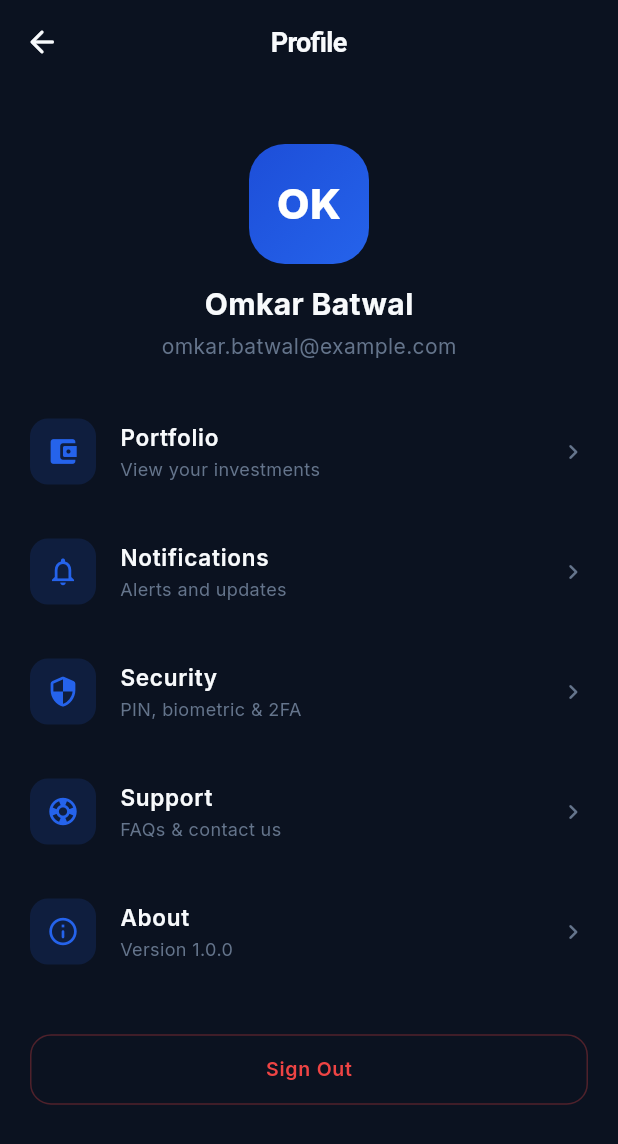
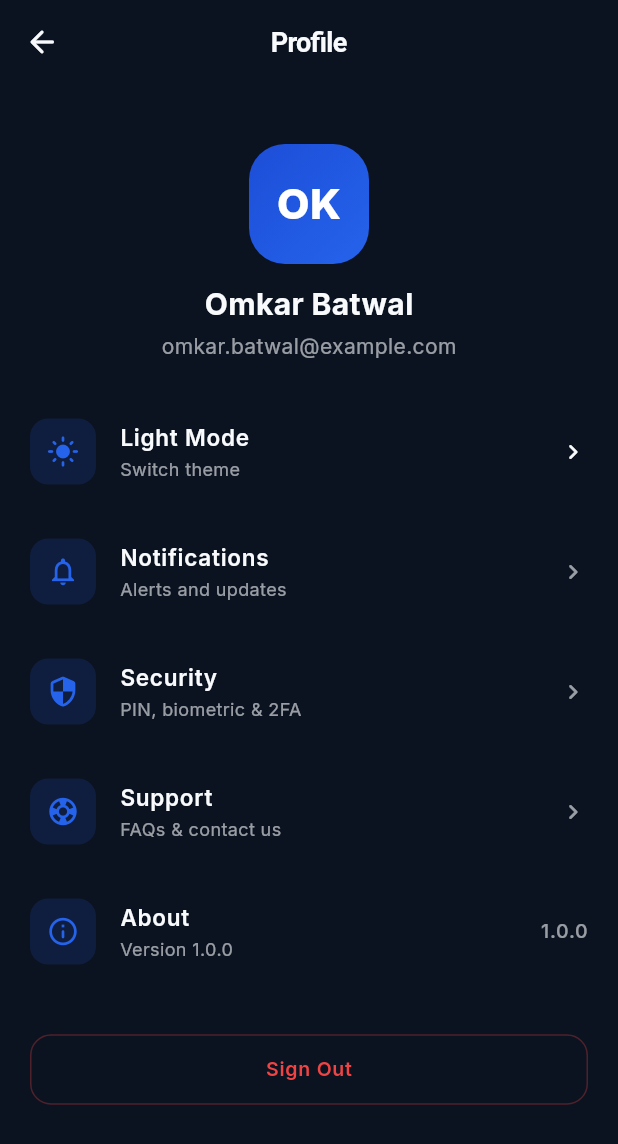
Before and after one commit to OK45batwal/FINSWITCH, a Flutter app: the ProfileScreen screen opened by its route, on a phone screen of 412 x 824 dp. Shown: the top 1144 px of the screen. Run offline on Flutter 3.47's test engine with Material 3 defaults, Android fonts, the phone set to English and light mode, and no system bars; our stand-ins replace fl_chart, go_router, google_fonts; network calls fail.

Commit message:
Premium website rebuild + Flutter dark/light theme + smooth transitions
Website:
- Complete redesign with dark/light theme toggle (CSS custom properties)
- Premium landing page with animated phone mockup, floating cards
- Scroll-triggered fade-in animations on feature cards
- Number counter animations for stats section
- Integrated AI chat box with live backend connection
- Responsive breakpoints for mobile/tablet/desktop

Flutter App:
- Dark/light theme toggle via ValueNotifier (Profile screen)
- Both themes defined with proper colorScheme, inputs, nav bar
- Custom page transitions (slide + fade) via GoRouter CustomTransitionPage
- All screens use Theme.of(context) for dynamic colors
- Replaced hardcoded AppTheme.text/muted/card with context-aware methods
- Built APK (debug)

```diff
--- a/flutter_app/lib/app/app.dart
+++ b/flutter_app/lib/app/app.dart
@@ -1,17 +1,49 @@
 import 'package:flutter/material.dart';
 import 'config/theme.dart';
 import 'config/router.dart';
+import '../features/profile/presentation/profile_screen.dart';
 
 class FinSwitchApp extends StatelessWidget {
   const FinSwitchApp({super.key});
 
   @override
   Widget build(BuildContext context) {
-    return MaterialApp.router(
-      title: 'FinSwitch',
-      debugShowCheckedModeBanner: false,
-      theme: AppTheme.darkTheme,
-      routerConfig: AppRouter.router,
+    return _AppWithTheme();
+  }
+}
+
+class _AppWithTheme extends StatefulWidget {
+  @override
+  State<_AppWithTheme> createState() => _AppWithThemeState();
+}
+
+class _AppWithThemeState extends State<_AppWithTheme> {
+  @override
+  void initState() {
+    super.initState();
+    themeNotifier.addListener(_onThemeChange);
+  }
+
+  @override
+  void dispose() {
+    themeNotifier.removeListener(_onThemeChange);
+    super.dispose();
+  }
+
+  void _onThemeChange() => setState(() {});
+
+  @override
+  Widget build(BuildContext context) {
+    return ValueListenableBuilder(
+      valueListenable: themeNotifier,
+      builder: (_, mode, __) => MaterialApp.router(
+        title: 'FinSwitch',
+        debugShowCheckedModeBanner: false,
+        theme: AppTheme.lightTheme,
+        darkTheme: AppTheme.darkTheme,
+        themeMode: mode,
+        routerConfig: AppRouter.router(),
+      ),
     );
   }
 }
--- a/flutter_app/lib/app/config/router.dart
+++ b/flutter_app/lib/app/config/router.dart
@@ -12,7 +12,8 @@ final _rootNavigatorKey = GlobalKey<NavigatorState>();
 final _shellNavigatorKey = GlobalKey<NavigatorState>();
 
 class AppRouter {
-  static final router = GoRouter(
+  static GoRouter router() {
+    return GoRouter(
       navigatorKey: _rootNavigatorKey,
       initialLocation: '/home',
       routes: [
@@ -20,11 +21,11 @@ class AppRouter {
           navigatorKey: _shellNavigatorKey,
           builder: (context, state, child) => AppShell(child: child),
           routes: [
-          GoRoute(path: '/home', builder: (_, __) => const HomeScreen()),
-          GoRoute(path: '/markets', builder: (_, __) => const MarketsScreen()),
-          GoRoute(path: '/news', builder: (_, __) => const NewsScreen()),
-          GoRoute(path: '/ai', builder: (_, __) => const AIScreen()),
-          GoRoute(path: '/portfolio', builder: (_, __) => const PortfolioScreen()),
+            GoRoute(path: '/home', pageBuilder: (_, __) => _slidePage(const HomeScreen())),
+            GoRoute(path: '/markets', pageBuilder: (_, __) => _slidePage(const MarketsScreen())),
+            GoRoute(path: '/news', pageBuilder: (_, __) => _slidePage(const NewsScreen())),
+            GoRoute(path: '/ai', pageBuilder: (_, __) => _slidePage(const AIScreen())),
+            GoRoute(path: '/portfolio', pageBuilder: (_, __) => _slidePage(const PortfolioScreen())),
           ],
         ),
         GoRoute(
@@ -35,10 +36,28 @@ class AppRouter {
         GoRoute(
           path: '/profile',
           parentNavigatorKey: _rootNavigatorKey,
-        builder: (_, __) => const ProfileScreen(),
+          pageBuilder: (_, __) => _slidePage(const ProfileScreen(), fromRight: true),
         ),
       ],
     );
+  }
+
+  static Page _slidePage(Widget child, {bool fromRight = false}) {
+    return CustomTransitionPage(
+      key: ValueKey(child.runtimeType),
+      child: child,
+      transitionsBuilder: (_, animation, __, child) {
+        if (fromRight) {
+          return SlideTransition(
+            position: Tween<Offset>(begin: const Offset(0.15, 0), end: Offset.zero).animate(CurvedAnimation(parent: animation, curve: Curves.easeOutCubic)),
+            child: child,
+          );
+        }
+        return FadeTransition(opacity: Tween<double>(begin: 0.85, end: 1).animate(CurvedAnimation(parent: animation, curve: Curves.easeOutCubic)), child: child);
+      },
+      transitionDuration: const Duration(milliseconds: 300),
+    );
+  }
 }
 
 class AppShell extends StatelessWidget {
--- a/flutter_app/lib/app/config/theme.dart
+++ b/flutter_app/lib/app/config/theme.dart
@@ -5,96 +5,94 @@ class AppTheme {
   static const primaryBlue = Color(0xFF2563EB);
   static const emeraldGreen = Color(0xFF10B981);
   static const red = Color(0xFFEF4444);
-  static const bg = Color(0xFF0B1220);
-  static const card = Color(0xFF131D2E);
   static const accent = Color(0xFF38BDF8);
-  static const text = Color(0xFFF8FAFC);
-  static const muted = Color(0xFF64748B);
-  static const border = Color(0x0FFFFFFF);
 
-  static ThemeData get darkTheme => ThemeData(
-    brightness: Brightness.dark,
+  // Dark
+  static const darkBg = Color(0xFF0B1220);
+  static const darkCard = Color(0xFF131D2E);
+  static const darkText = Color(0xFFF8FAFC);
+  static const darkMuted = Color(0xFF64748B);
+  static const darkNav = Color(0xFF0A1628);
+  static const darkInput = Color(0xFF1A2538);
+  static const darkBorder = Colors.white10;
+  static Color textOf(BuildContext c) => Theme.of(c).colorScheme.onSurface;
+  static Color mutedOf(BuildContext c) => Theme.of(c).colorScheme.onSurface.withValues(alpha: 0.6);
+  static Color cardOf(BuildContext c) => Theme.of(c).colorScheme.surface;
+
+  // Light
+  static const lightBg = Color(0xFFF8FAFC);
+  static const lightCard = Color(0xFFFFFFFF);
+  static const lightText = Color(0xFF0F172A);
+  static const lightMuted = Color(0xFF64748B);
+  static const lightNav = Color(0xFFF1F5F9);
+  static const lightInput = Color(0xFFF1F5F9);
+  static const lightBorder = Colors.black12;
+
+  static ThemeData get darkTheme => _buildTheme(Brightness.dark, darkBg, darkCard, darkText, darkMuted, darkNav, darkInput, darkBorder);
+  static ThemeData get lightTheme => _buildTheme(Brightness.light, lightBg, lightCard, lightText, lightMuted, lightNav, lightInput, lightBorder);
+
+  static ThemeData _buildTheme(Brightness b, Color bg, Color card, Color text, Color muted, Color nav, Color input, Color border) {
+    final isDark = b == Brightness.dark;
+    return ThemeData(
+      brightness: b,
       useMaterial3: true,
       scaffoldBackgroundColor: bg,
-    colorScheme: const ColorScheme.dark(
+      colorScheme: ColorScheme(
+        brightness: b,
         primary: primaryBlue,
+        onPrimary: text,
         secondary: accent,
+        onSecondary: text,
         surface: card,
         onSurface: text,
         error: red,
+        onError: text,
       ),
-    appBarTheme: const AppBarTheme(
+      appBarTheme: AppBarTheme(
         backgroundColor: Colors.transparent,
         elevation: 0,
         centerTitle: true,
         titleTextStyle: TextStyle(color: text, fontSize: 18, fontWeight: FontWeight.w700, letterSpacing: -0.5),
+        iconTheme: IconThemeData(color: text),
       ),
       cardTheme: CardThemeData(
-      color: card,
-      elevation: 0,
-      shape: RoundedRectangleBorder(
-        borderRadius: BorderRadius.circular(20),
-        side: const BorderSide(color: Colors.white10, width: 0.5),
+        color: card, elevation: 0,
+        shape: RoundedRectangleBorder(borderRadius: BorderRadius.circular(20), side: BorderSide(color: border, width: 0.5)),
       ),
-    ),
-    bottomNavigationBarTheme: const BottomNavigationBarThemeData(
-      backgroundColor: Color(0xFF0A1628),
+      bottomNavigationBarTheme: BottomNavigationBarThemeData(
+        backgroundColor: isDark ? darkNav : lightNav,
         selectedItemColor: primaryBlue,
         unselectedItemColor: muted,
         type: BottomNavigationBarType.fixed,
         elevation: 0,
-      selectedLabelStyle: TextStyle(fontSize: 11, fontWeight: FontWeight.w600),
-      unselectedLabelStyle: TextStyle(fontSize: 11, fontWeight: FontWeight.w500),
+        selectedLabelStyle: const TextStyle(fontSize: 11, fontWeight: FontWeight.w600),
+        unselectedLabelStyle: const TextStyle(fontSize: 11, fontWeight: FontWeight.w500),
       ),
       elevatedButtonTheme: ElevatedButtonThemeData(
         style: ElevatedButton.styleFrom(
-        backgroundColor: primaryBlue,
-        foregroundColor: text,
-        elevation: 0,
+          backgroundColor: primaryBlue, foregroundColor: text, elevation: 0,
           padding: const EdgeInsets.symmetric(horizontal: 24, vertical: 14),
           shape: RoundedRectangleBorder(borderRadius: BorderRadius.circular(14)),
           textStyle: const TextStyle(fontSize: 15, fontWeight: FontWeight.w600),
         ),
       ),
       inputDecorationTheme: InputDecorationTheme(
-      filled: true,
-      fillColor: const Color(0xFF1A2538),
-      hintStyle: const TextStyle(color: muted, fontSize: 14),
-      border: OutlineInputBorder(
-        borderRadius: BorderRadius.circular(12),
-        borderSide: BorderSide.none,
-      ),
-      focusedBorder: OutlineInputBorder(
-        borderRadius: BorderRadius.circular(12),
-        borderSide: const BorderSide(color: primaryBlue, width: 1),
-      ),
+        filled: true, fillColor: input,
+        hintStyle: TextStyle(color: muted, fontSize: 14),
+        border: OutlineInputBorder(borderRadius: BorderRadius.circular(12), borderSide: BorderSide.none),
+        focusedBorder: OutlineInputBorder(borderRadius: BorderRadius.circular(12), borderSide: const BorderSide(color: primaryBlue, width: 1)),
         contentPadding: const EdgeInsets.symmetric(horizontal: 16, vertical: 14),
       ),
-    textTheme: GoogleFonts.interTextTheme(ThemeData.dark().textTheme).copyWith(
-      headlineLarge: GoogleFonts.inter(
-        fontSize: 32, fontWeight: FontWeight.w700,
-        letterSpacing: -1, color: text,
-      ),
-      headlineMedium: GoogleFonts.inter(
-        fontSize: 22, fontWeight: FontWeight.w700,
-        letterSpacing: -0.5, color: text,
-      ),
-      titleLarge: GoogleFonts.inter(
-        fontSize: 18, fontWeight: FontWeight.w700,
-        letterSpacing: -0.3, color: text,
-      ),
-      titleMedium: GoogleFonts.inter(
-        fontSize: 16, fontWeight: FontWeight.w600, color: text,
-      ),
+      dividerTheme: DividerThemeData(color: border, thickness: 0.5, space: 0),
+      textTheme: GoogleFonts.interTextTheme(isDark ? ThemeData.dark().textTheme : ThemeData.light().textTheme).copyWith(
+        headlineLarge: GoogleFonts.inter(fontSize: 32, fontWeight: FontWeight.w700, letterSpacing: -1, color: text),
+        headlineMedium: GoogleFonts.inter(fontSize: 22, fontWeight: FontWeight.w700, letterSpacing: -0.5, color: text),
+        titleLarge: GoogleFonts.inter(fontSize: 18, fontWeight: FontWeight.w700, letterSpacing: -0.3, color: text),
+        titleMedium: GoogleFonts.inter(fontSize: 16, fontWeight: FontWeight.w600, color: text),
         bodyLarge: GoogleFonts.inter(fontSize: 15, color: text),
         bodyMedium: GoogleFonts.inter(fontSize: 14, color: muted),
-      labelLarge: GoogleFonts.inter(
-        fontSize: 13, fontWeight: FontWeight.w600,
-        letterSpacing: 0.5, color: text,
-      ),
-    ),
-    dividerTheme: const DividerThemeData(
-      color: Colors.white10, thickness: 0.5, space: 0,
+        labelLarge: GoogleFonts.inter(fontSize: 13, fontWeight: FontWeight.w600, letterSpacing: 0.5, color: text),
       ),
     );
   }
+}
--- a/flutter_app/lib/features/ai/presentation/ai_screen.dart
+++ b/flutter_app/lib/features/ai/presentation/ai_screen.dart
@@ -63,7 +63,7 @@ class _AIScreenState extends State<AIScreen> {
           if (_busy) const Padding(padding: EdgeInsets.only(bottom: 8), child: SizedBox(width: 20, height: 20, child: CircularProgressIndicator(strokeWidth: 2))),
           Container(
             padding: const EdgeInsets.all(16),
-            decoration: BoxDecoration(color: AppTheme.card, border: Border(top: const BorderSide(color: Colors.white10))),
+            decoration: BoxDecoration(color: AppTheme.cardOf(context), border: Border(top: const BorderSide(color: Colors.white10))),
             child: Row(children: [
               Expanded(
                 child: TextField(
@@ -115,7 +115,7 @@ class _ChatBubble extends StatelessWidget {
                 bottomLeft: Radius.circular(message.isBot ? 4 : 16), bottomRight: Radius.circular(message.isBot ? 16 : 4),
               ),
             ),
-            child: Text(message.text, style: TextStyle(fontSize: 14, height: 1.5, color: message.isBot ? AppTheme.text : Colors.white)),
+            child: Text(message.text, style: TextStyle(fontSize: 14, height: 1.5, color: message.isBot ? AppTheme.textOf(context) : Colors.white)),
           ),
         ),
       ],
--- a/flutter_app/lib/features/profile/presentation/profile_screen.dart
+++ b/flutter_app/lib/features/profile/presentation/profile_screen.dart
@@ -1,11 +1,14 @@
 import 'package:flutter/material.dart';
 import '../../../app/config/theme.dart';
+
+final themeNotifier = ValueNotifier(ThemeMode.dark);
 
 class ProfileScreen extends StatelessWidget {
   const ProfileScreen({super.key});
 
   @override
   Widget build(BuildContext context) {
+    final isDark = Theme.of(context).brightness == Brightness.dark;
     return Scaffold(
       appBar: AppBar(
         title: const Text('Profile'),
@@ -19,15 +22,24 @@ class ProfileScreen extends StatelessWidget {
             Container(width: 80, height: 80, decoration: BoxDecoration(gradient: const LinearGradient(colors: [Color(0xFF1D4ED8), Color(0xFF2563EB)], begin: Alignment.topLeft, end: Alignment.bottomRight), borderRadius: BorderRadius.circular(24)),
               child: const Center(child: Text('OK', style: TextStyle(fontSize: 28, fontWeight: FontWeight.w800, color: Colors.white)))),
             const SizedBox(height: 12),
-            const Text('Omkar Batwal', style: TextStyle(fontSize: 20, fontWeight: FontWeight.w700, color: AppTheme.text)),
+            Text('Omkar Batwal', style: TextStyle(fontSize: 20, fontWeight: FontWeight.w700, color: Theme.of(context).colorScheme.onSurface)),
             const SizedBox(height: 4),
-            const Text('omkar.batwal@example.com', style: TextStyle(fontSize: 14, color: AppTheme.muted)),
+            Text('omkar.batwal@example.com', style: TextStyle(fontSize: 14, color: Theme.of(context).colorScheme.onSurface.withValues(alpha: 0.6))),
             const SizedBox(height: 24),
-            _MenuTile(icon: Icons.account_balance_wallet_rounded, title: 'Portfolio', subtitle: 'View your investments'),
+            ValueListenableBuilder(
+              valueListenable: themeNotifier,
+              builder: (_, mode, __) => _MenuTile(
+                icon: isDark ? Icons.light_mode_rounded : Icons.dark_mode_rounded,
+                title: isDark ? 'Light Mode' : 'Dark Mode',
+                subtitle: 'Switch theme',
+                trailing: const Icon(Icons.chevron_right_rounded, size: 20),
+                onTap: () => themeNotifier.value = isDark ? ThemeMode.light : ThemeMode.dark,
+              ),
+            ),
             _MenuTile(icon: Icons.notifications_outlined, title: 'Notifications', subtitle: 'Alerts and updates'),
             _MenuTile(icon: Icons.security_rounded, title: 'Security', subtitle: 'PIN, biometric & 2FA'),
             _MenuTile(icon: Icons.support_outlined, title: 'Support', subtitle: 'FAQs & contact us'),
-            _MenuTile(icon: Icons.info_outline_rounded, title: 'About', subtitle: 'Version 1.0.0'),
+            _MenuTile(icon: Icons.info_outline_rounded, title: 'About', subtitle: 'Version 1.0.0', trailing: Text('1.0.0', style: TextStyle(color: AppTheme.mutedOf(context), fontSize: 13))),
             const SizedBox(height: 24),
             SizedBox(width: double.infinity, child: OutlinedButton(onPressed: () {}, style: OutlinedButton.styleFrom(foregroundColor: AppTheme.red, side: BorderSide(color: AppTheme.red.withValues(alpha: 0.3)), padding: const EdgeInsets.symmetric(vertical: 14), shape: RoundedRectangleBorder(borderRadius: BorderRadius.circular(14))), child: const Text('Sign Out'))),
           ]),
@@ -40,19 +52,22 @@ class ProfileScreen extends StatelessWidget {
 class _MenuTile extends StatelessWidget {
   final IconData icon;
   final String title, subtitle;
-  const _MenuTile({required this.icon, required this.title, required this.subtitle});
+  final Widget? trailing;
+  final VoidCallback? onTap;
+  const _MenuTile({required this.icon, required this.title, required this.subtitle, this.trailing, this.onTap});
 
   @override
   Widget build(BuildContext context) {
+    final muted = Theme.of(context).colorScheme.onSurface.withValues(alpha: 0.6);
     return Container(
       margin: const EdgeInsets.only(bottom: 8),
       child: ListTile(
         leading: Container(width: 44, height: 44, decoration: BoxDecoration(color: AppTheme.primaryBlue.withValues(alpha: 0.15), borderRadius: BorderRadius.circular(12)),
           child: Icon(icon, color: AppTheme.primaryBlue, size: 22)),
-        title: Text(title, style: const TextStyle(fontWeight: FontWeight.w600, fontSize: 15, color: AppTheme.text)),
-        subtitle: Text(subtitle, style: const TextStyle(fontSize: 12, color: AppTheme.muted)),
-        trailing: const Icon(Icons.chevron_right_rounded, color: AppTheme.muted, size: 20),
-        contentPadding: EdgeInsets.zero, onTap: () {},
+        title: Text(title, style: TextStyle(fontWeight: FontWeight.w600, fontSize: 15, color: Theme.of(context).colorScheme.onSurface)),
+        subtitle: Text(subtitle, style: TextStyle(fontSize: 12, color: muted)),
+        trailing: trailing ?? Icon(Icons.chevron_right_rounded, color: AppTheme.mutedOf(context), size: 20),
+        contentPadding: EdgeInsets.zero, onTap: onTap,
       ),
     );
   }
```
Also changed, not shown: flutter_app/lib/features/home/presentation/home_screen.dart (+7 -7 lines), flutter_app/lib/features/markets/presentation/markets_screen.dart (+8 -8 lines), flutter_app/lib/features/markets/presentation/stock_detail_screen.dart (+8 -8 lines), flutter_app/lib/features/news/presentation/news_screen.dart (+4 -4 lines), flutter_app/lib/features/portfolio/presentation/portfolio_screen.dart (+8 -8 lines), 3 other files. Lines whose indentation alone changed are shown as unchanged.
